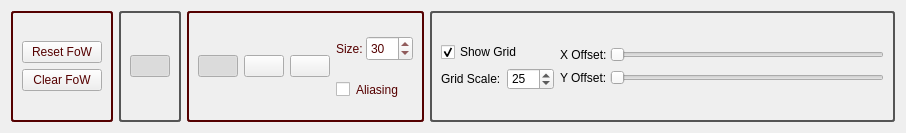
Before: the Qt Designer form DMHelper/src/mapeditframe.ui in MMetze/DMHelper, drawn with Qt 5.
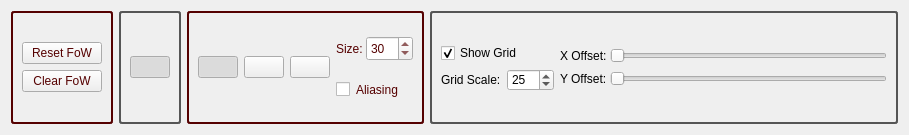
After: the same form once the commit is applied. Icons and pictures are not drawn.

```diff
--- a/DMHelper/src/mapeditframe.ui
+++ b/DMHelper/src/mapeditframe.ui
@@ -6,8 +6,8 @@
    <rect>
     <x>0</x>
     <y>0</y>
-    <width>906</width>
-    <height>133</height>
+    <width>909</width>
+    <height>135</height>
    </rect>
   </property>
   <property name="windowTitle">
```
